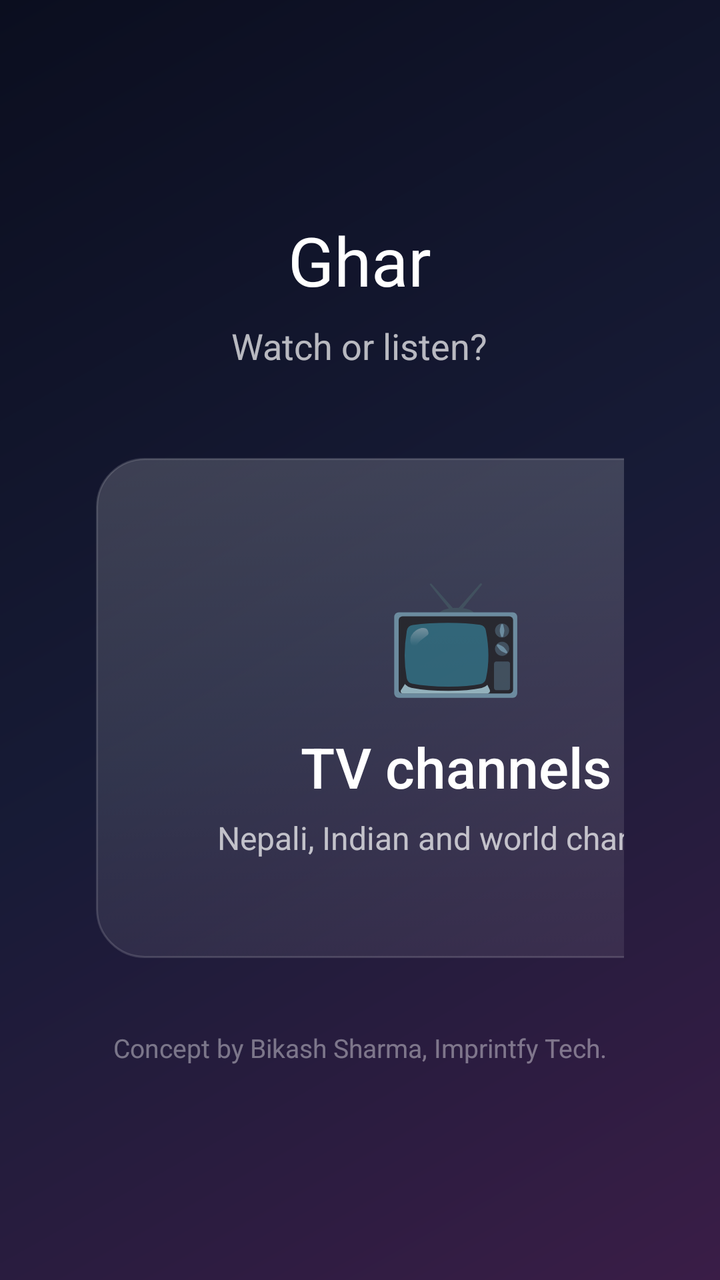
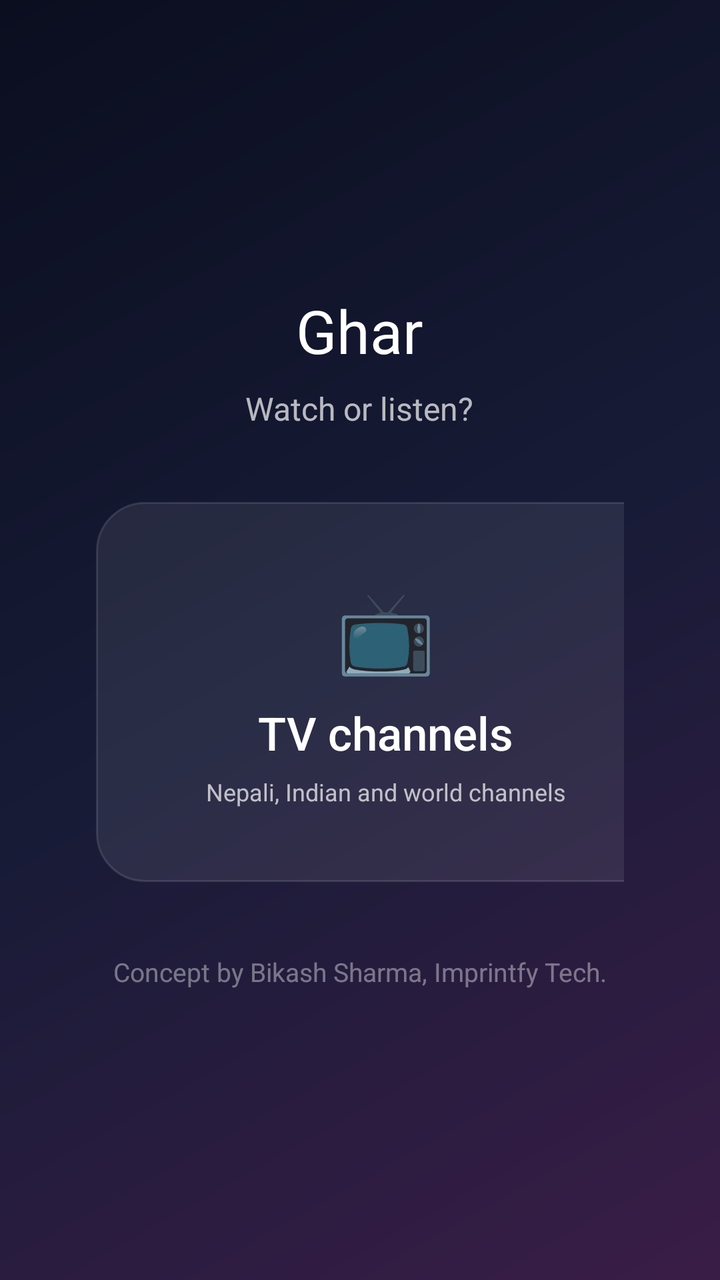

Screens rendered from an Android XML layout before and after an edit, with the pre-edit source and the edit as a unified diff.
<!-- AndroidManifest.xml: application theme AppTheme -->
<!-- res/layout/activity_start.xml -->
<?xml version="1.0" encoding="utf-8"?>
<LinearLayout xmlns:android="http://schemas.android.com/apk/res/android"
    android:layout_width="match_parent"
    android:layout_height="match_parent"
    android:background="@drawable/bg"
    android:gravity="center"
    android:orientation="vertical"
    android:padding="48dp">

    <TextView
        android:layout_width="wrap_content"
        android:layout_height="wrap_content"
        android:text="@string/start_title"
        android:textColor="#FFFFFFFF"
        android:textSize="@dimen/start_title" />

    <TextView
        android:layout_width="wrap_content"
        android:layout_height="wrap_content"
        android:layout_marginTop="8dp"
        android:text="@string/start_question"
        android:textColor="#B3FFFFFF"
        android:textSize="@dimen/start_question" />

    <LinearLayout
        android:layout_width="wrap_content"
        android:layout_height="wrap_content"
        android:layout_marginTop="44dp"
        android:clipChildren="false"
        android:orientation="horizontal">

        <LinearLayout
            android:id="@+id/start_tv"
            android:layout_width="@dimen/start_card_w"
            android:layout_height="@dimen/start_card_h"
            android:background="@drawable/start_card"
            android:clickable="true"
            android:focusable="true"
            android:gravity="center"
            android:nextFocusRight="@+id/start_music"
            android:orientation="vertical"
            android:padding="24dp">

            <TextView
                android:layout_width="wrap_content"
                android:layout_height="wrap_content"
                android:text="📺"
                android:textSize="@dimen/start_icon" />

            <TextView
                android:layout_width="wrap_content"
                android:layout_height="wrap_content"
                android:layout_marginTop="12dp"
                android:duplicateParentState="true"
                android:fontFamily="sans-serif-medium"
                android:text="@string/start_tv"
                android:textColor="@color/start_title"
                android:textSize="@dimen/start_card_title" />

            <TextView
                android:layout_width="wrap_content"
                android:layout_height="wrap_content"
                android:layout_marginTop="6dp"
                android:duplicateParentState="true"
                android:gravity="center"
                android:text="@string/start_tv_sub"
                android:textColor="@color/start_sub"
                android:textSize="@dimen/start_card_sub" />
        </LinearLayout>

        <LinearLayout
            android:id="@+id/start_music"
            android:layout_width="@dimen/start_card_w"
            android:layout_height="@dimen/start_card_h"
            android:layout_marginStart="40dp"
            android:background="@drawable/start_card"
            android:clickable="true"
            android:focusable="true"
            android:gravity="center"
            android:nextFocusLeft="@id/start_tv"
            android:orientation="vertical"
            android:padding="24dp">

            <TextView
                android:layout_width="wrap_content"
                android:layout_height="wrap_content"
                android:text="🎵"
                android:textSize="@dimen/start_icon" />

            <TextView
                android:layout_width="wrap_content"
                android:layout_height="wrap_content"
                android:layout_marginTop="12dp"
                android:duplicateParentState="true"
                android:fontFamily="sans-serif-medium"
                android:text="@string/start_music"
                android:textColor="@color/start_title"
                android:textSize="@dimen/start_card_title" />

            <TextView
                android:layout_width="wrap_content"
                android:layout_height="wrap_content"
                android:layout_marginTop="6dp"
                android:duplicateParentState="true"
                android:gravity="center"
                android:text="@string/start_music_sub"
                android:textColor="@color/start_sub"
                android:textSize="@dimen/start_card_sub" />
        </LinearLayout>
    </LinearLayout>

    <TextView
        android:id="@+id/start_playing"
        android:layout_width="wrap_content"
        android:layout_height="wrap_content"
        android:layout_marginTop="28dp"
        android:textColor="#FFFFC27A"
        android:textSize="@dimen/start_card_sub"
        android:visibility="gone" />

    <TextView
        android:layout_width="wrap_content"
        android:layout_height="wrap_content"
        android:layout_marginTop="36dp"
        android:text="@string/credit"
        android:textColor="#66FFFFFF"
        android:textSize="13sp" />
</LinearLayout>
<!-- resources referenced by this layout -->
<resources>
  <dimen name="start_card_h">250dp</dimen>
  <dimen name="start_card_sub">16sp</dimen>
  <dimen name="start_card_title">28sp</dimen>
  <dimen name="start_card_w">360dp</dimen>
  <dimen name="start_icon">56sp</dimen>
  <dimen name="start_question">18sp</dimen>
  <dimen name="start_title">34sp</dimen>
  <!-- drawable bg (drawable) -->
  <?xml version="1.0" encoding="utf-8"?>
  <shape xmlns:android="http://schemas.android.com/apk/res/android">
      <gradient
          android:angle="315"
          android:centerColor="#171B36"
          android:endColor="#3A1D47"
          android:startColor="#0B0E1F"
          android:type="linear" />
  </shape>
  <!-- drawable start_card (drawable) -->
  <?xml version="1.0" encoding="utf-8"?>
  <selector xmlns:android="http://schemas.android.com/apk/res/android">
      <item android:state_focused="true">
          <shape><corners android:radius="24dp" /><solid android:color="#FFFFFFFF" /></shape>
      </item>
      <item android:state_pressed="true">
          <shape><corners android:radius="24dp" /><solid android:color="#E6FFFFFF" /></shape>
      </item>
      <item>
          <shape>
              <corners android:radius="24dp" />
              <gradient android:angle="270" android:startColor="#2EFFFFFF" android:endColor="#14FFFFFF" />
              <stroke android:width="1dp" android:color="#26FFFFFF" />
          </shape>
      </item>
  </selector>
  <string name="credit">Concept by Bikash Sharma, Imprintfy Tech.</string>
  <string name="start_music">Music and FM</string>
  <string name="start_music_sub">Songs from your phone (Bcash Player) and FM radio</string>
  <string name="start_question">Watch or listen?</string>
  <string name="start_title">Ghar</string>
  <string name="start_tv">TV channels</string>
  <string name="start_tv_sub">Nepali, Indian and world channels</string>
  <style name="AppTheme" parent="android:Theme.Material.NoActionBar.Fullscreen">
          <item name="android:windowBackground">@drawable/bg</item>
          <item name="android:colorAccent">@color/accent</item>
      </style>
  <color name="accent">#E50914</color>
</resources>

<!-- the commit's change to res/layout/activity_start.xml (unified diff, before → after) -->
@@ -25,7 +25,7 @@
     <LinearLayout
         android:layout_width="wrap_content"
         android:layout_height="wrap_content"
-        android:layout_marginTop="44dp"
+        android:layout_marginTop="36dp"
         android:clipChildren="false"
         android:orientation="horizontal">
 
@@ -39,7 +39,7 @@
             android:gravity="center"
             android:nextFocusRight="@+id/start_music"
             android:orientation="vertical"
-            android:padding="24dp">
+            android:padding="20dp">
 
             <TextView
                 android:layout_width="wrap_content"
@@ -50,7 +50,7 @@
             <TextView
                 android:layout_width="wrap_content"
                 android:layout_height="wrap_content"
-                android:layout_marginTop="12dp"
+                android:layout_marginTop="10dp"
                 android:duplicateParentState="true"
                 android:fontFamily="sans-serif-medium"
                 android:text="@string/start_tv"
@@ -63,6 +63,7 @@
                 android:layout_marginTop="6dp"
                 android:duplicateParentState="true"
                 android:gravity="center"
+                android:maxLines="2"
                 android:text="@string/start_tv_sub"
                 android:textColor="@color/start_sub"
                 android:textSize="@dimen/start_card_sub" />
@@ -72,14 +73,14 @@
             android:id="@+id/start_music"
             android:layout_width="@dimen/start_card_w"
             android:layout_height="@dimen/start_card_h"
-            android:layout_marginStart="40dp"
+            android:layout_marginStart="32dp"
             android:background="@drawable/start_card"
             android:clickable="true"
             android:focusable="true"
             android:gravity="center"
             android:nextFocusLeft="@id/start_tv"
             android:orientation="vertical"
-            android:padding="24dp">
+            android:padding="20dp">
 
             <TextView
                 android:layout_width="wrap_content"
@@ -90,7 +91,7 @@
             <TextView
                 android:layout_width="wrap_content"
                 android:layout_height="wrap_content"
-                android:layout_marginTop="12dp"
+                android:layout_marginTop="10dp"
                 android:duplicateParentState="true"
                 android:fontFamily="sans-serif-medium"
                 android:text="@string/start_music"
@@ -103,6 +104,7 @@
                 android:layout_marginTop="6dp"
                 android:duplicateParentState="true"
                 android:gravity="center"
+                android:maxLines="2"
                 android:text="@string/start_music_sub"
                 android:textColor="@color/start_sub"
                 android:textSize="@dimen/start_card_sub" />
<!-- resource entries referenced after the edit -->
@@ -1,12 +1,12 @@
 <!-- resources referenced by this layout -->
 <resources>
-  <dimen name="start_card_h">250dp</dimen>
-  <dimen name="start_card_sub">16sp</dimen>
-  <dimen name="start_card_title">28sp</dimen>
-  <dimen name="start_card_w">360dp</dimen>
-  <dimen name="start_icon">56sp</dimen>
-  <dimen name="start_question">18sp</dimen>
-  <dimen name="start_title">34sp</dimen>
+  <dimen name="start_card_h">190dp</dimen>
+  <dimen name="start_card_sub">12sp</dimen>
+  <dimen name="start_card_title">23sp</dimen>
+  <dimen name="start_card_w">290dp</dimen>
+  <dimen name="start_icon">40sp</dimen>
+  <dimen name="start_question">16sp</dimen>
+  <dimen name="start_title">30sp</dimen>
   <!-- drawable bg (drawable) -->
   <?xml version="1.0" encoding="utf-8"?>
   <shape xmlns:android="http://schemas.android.com/apk/res/android">
@@ -21,16 +21,16 @@
   <?xml version="1.0" encoding="utf-8"?>
   <selector xmlns:android="http://schemas.android.com/apk/res/android">
       <item android:state_focused="true">
-          <shape><corners android:radius="24dp" /><solid android:color="#FFFFFFFF" /></shape>
+          <shape android:shape="rectangle"><corners android:radius="24dp" /><solid android:color="#FFFFFFFF" /></shape>
       </item>
       <item android:state_pressed="true">
-          <shape><corners android:radius="24dp" /><solid android:color="#E6FFFFFF" /></shape>
+          <shape android:shape="rectangle"><corners android:radius="24dp" /><solid android:color="#E6FFFFFF" /></shape>
       </item>
       <item>
-          <shape>
+          <shape android:shape="rectangle">
               <corners android:radius="24dp" />
-              <gradient android:angle="270" android:startColor="#2EFFFFFF" android:endColor="#14FFFFFF" />
-              <stroke android:width="1dp" android:color="#26FFFFFF" />
+              <solid android:color="#14FFFFFF" />
+              <stroke android:width="1dp" android:color="#1FFFFFFF" />
           </shape>
       </item>
   </selector>
